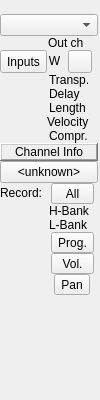
Before: the Qt Designer form muse2/muse/widgets/mtrackinfobase.ui in emrum/muse, drawn with Qt 5.
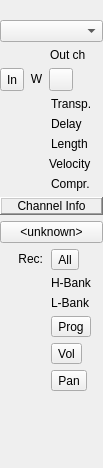
After: the same form once the commit is applied. Custom widgets are drawn as their Qt base class.

The edit to the form file:
```diff
--- a/muse2/muse/widgets/mtrackinfobase.ui
+++ b/muse2/muse/widgets/mtrackinfobase.ui
@@ -6,12 +6,12 @@
    <rect>
     <x>0</x>
     <y>0</y>
-    <width>100</width>
-    <height>400</height>
+    <width>103</width>
+    <height>468</height>
    </rect>
   </property>
   <property name="sizePolicy">
-   <sizepolicy hsizetype="Ignored" vsizetype="MinimumExpanding">
+   <sizepolicy hsizetype="Maximum" vsizetype="MinimumExpanding">
     <horstretch>0</horstretch>
     <verstretch>0</verstretch>
    </sizepolicy>
@@ -38,11 +38,14 @@
    <string/>
   </property>
   <layout class="QGridLayout">
+   <property name="sizeConstraint">
+    <enum>QLayout::SetDefaultConstraint</enum>
+   </property>
    <property name="margin">
     <number>0</number>
    </property>
    <property name="spacing">
-    <number>0</number>
+    <number>-1</number>
    </property>
    <item row="0" column="0" colspan="2">
     <widget class="QLabel" name="trackNameLabel">
@@ -95,7 +98,7 @@
    <item row="2" column="1">
     <widget class="QLabel" name="TextLabel2">
      <property name="sizePolicy">
-      <sizepolicy hsizetype="Maximum" vsizetype="Fixed">
+      <sizepolicy hsizetype="Minimum" vsizetype="Fixed">
        <horstretch>0</horstretch>
        <verstretch>0</verstretch>
       </sizepolicy>
@@ -115,11 +118,11 @@
     </widget>
    </item>
    <item row="3" column="0">
-    <layout class="QHBoxLayout">
+    <layout class="QHBoxLayout" stretch="0,0">
      <item>
       <widget class="QToolButton" name="iRButton">
        <property name="sizePolicy">
-        <sizepolicy hsizetype="Maximum" vsizetype="Minimum">
+        <sizepolicy hsizetype="Minimum" vsizetype="Minimum">
          <horstretch>0</horstretch>
          <verstretch>0</verstretch>
         </sizepolicy>
@@ -128,14 +131,10 @@
         <string>input routing</string>
        </property>
        <property name="text">
-        <string>Inputs</string>
+        <string>In</string>
        </property>
       </widget>
      </item>
-    </layout>
-   </item>
-   <item row="3" column="1">
-    <layout class="QHBoxLayout">
      <item>
       <widget class="QLabel" name="iChanDetectLabel">
        <property name="sizePolicy">
@@ -163,10 +162,14 @@
        </property>
       </widget>
      </item>
+    </layout>
+   </item>
+   <item row="3" column="1">
+    <layout class="QHBoxLayout">
      <item>
       <widget class="QToolButton" name="recEchoButton">
        <property name="sizePolicy">
-        <sizepolicy hsizetype="Maximum" vsizetype="Minimum">
+        <sizepolicy hsizetype="Minimum" vsizetype="Minimum">
          <horstretch>0</horstretch>
          <verstretch>0</verstretch>
         </sizepolicy>
@@ -188,11 +191,11 @@
         <enum>Qt::Horizontal</enum>
        </property>
        <property name="sizeType">
-        <enum>QSizePolicy::Maximum</enum>
+        <enum>QSizePolicy::Expanding</enum>
        </property>
        <property name="sizeHint" stdset="0">
         <size>
-         <width>4</width>
+         <width>2</width>
          <height>2</height>
         </size>
        </property>
@@ -225,7 +228,7 @@
    <item row="5" column="1">
     <widget class="QLabel" name="TextLabel9">
      <property name="sizePolicy">
-      <sizepolicy hsizetype="Maximum" vsizetype="Fixed">
+      <sizepolicy hsizetype="Minimum" vsizetype="Fixed">
        <horstretch>0</horstretch>
        <verstretch>0</verstretch>
       </sizepolicy>
@@ -263,7 +266,7 @@
    <item row="6" column="1">
     <widget class="QLabel" name="TextLabel10">
      <property name="sizePolicy">
-      <sizepolicy hsizetype="Maximum" vsizetype="Fixed">
+      <sizepolicy hsizetype="Minimum" vsizetype="Fixed">
        <horstretch>0</horstretch>
        <verstretch>0</verstretch>
       </sizepolicy>
@@ -304,7 +307,7 @@
    <item row="7" column="1">
     <widget class="QLabel" name="TextLabel11">
      <property name="sizePolicy">
-      <sizepolicy hsizetype="Maximum" vsizetype="Fixed">
+      <sizepolicy hsizetype="Minimum" vsizetype="Fixed">
        <horstretch>0</horstretch>
        <verstretch>0</verstretch>
       </sizepolicy>
@@ -342,7 +345,7 @@
    <item row="8" column="1">
     <widget class="QLabel" name="TextLabel12">
      <property name="sizePolicy">
-      <sizepolicy hsizetype="Maximum" vsizetype="Fixed">
+      <sizepolicy hsizetype="Minimum" vsizetype="Fixed">
        <horstretch>0</horstretch>
        <verstretch>0</verstretch>
       </sizepolicy>
@@ -386,7 +389,7 @@
    <item row="9" column="1">
     <widget class="QLabel" name="TextLabel13">
      <property name="sizePolicy">
-      <sizepolicy hsizetype="Maximum" vsizetype="Fixed">
+      <sizepolicy hsizetype="Minimum" vsizetype="Fixed">
        <horstretch>0</horstretch>
        <verstretch>0</verstretch>
       </sizepolicy>
@@ -452,13 +455,13 @@
    <item row="12" column="0">
     <widget class="QLabel" name="textLabel1">
      <property name="sizePolicy">
-      <sizepolicy hsizetype="Maximum" vsizetype="Fixed">
+      <sizepolicy hsizetype="Minimum" vsizetype="Fixed">
        <horstretch>0</horstretch>
        <verstretch>0</verstretch>
       </sizepolicy>
      </property>
      <property name="text">
-      <string>Record:</string>
+      <string>Rec:</string>
      </property>
      <property name="alignment">
       <set>Qt::AlignRight|Qt::AlignTrailing|Qt::AlignVCenter</set>
@@ -476,11 +479,11 @@
         <enum>Qt::Horizontal</enum>
        </property>
        <property name="sizeType">
-        <enum>QSizePolicy::Maximum</enum>
+        <enum>QSizePolicy::Minimum</enum>
        </property>
        <property name="sizeHint" stdset="0">
         <size>
-         <width>4</width>
+         <width>2</width>
          <height>2</height>
         </size>
        </property>
@@ -508,11 +511,11 @@
         <enum>Qt::Horizontal</enum>
        </property>
        <property name="sizeType">
-        <enum>QSizePolicy::Maximum</enum>
+        <enum>QSizePolicy::Expanding</enum>
        </property>
        <property name="sizeHint" stdset="0">
         <size>
-         <width>4</width>
+         <width>2</width>
          <height>2</height>
         </size>
        </property>
@@ -548,7 +551,7 @@
    <item row="13" column="1">
     <widget class="QLabel" name="TextLabel4">
      <property name="sizePolicy">
-      <sizepolicy hsizetype="Maximum" vsizetype="Fixed">
+      <sizepolicy hsizetype="Minimum" vsizetype="Fixed">
        <horstretch>0</horstretch>
        <verstretch>0</verstretch>
       </sizepolicy>
@@ -598,7 +601,7 @@
    <item row="14" column="1">
     <widget class="QLabel" name="TextLabel5">
      <property name="sizePolicy">
-      <sizepolicy hsizetype="Maximum" vsizetype="Fixed">
+      <sizepolicy hsizetype="Minimum" vsizetype="Fixed">
        <horstretch>0</horstretch>
        <verstretch>0</verstretch>
       </sizepolicy>
@@ -659,11 +662,11 @@
         <enum>Qt::Horizontal</enum>
        </property>
        <property name="sizeType">
-        <enum>QSizePolicy::Maximum</enum>
+        <enum>QSizePolicy::Minimum</enum>
        </property>
        <property name="sizeHint" stdset="0">
         <size>
-         <width>4</width>
+         <width>2</width>
          <height>2</height>
         </size>
        </property>
@@ -681,7 +684,7 @@
         <string>Add bank + prog settings to song</string>
        </property>
        <property name="text">
-        <string>Prog.</string>
+        <string>Prog</string>
        </property>
       </widget>
      </item>
@@ -691,11 +694,11 @@
         <enum>Qt::Horizontal</enum>
        </property>
        <property name="sizeType">
-        <enum>QSizePolicy::Maximum</enum>
+        <enum>QSizePolicy::Expanding</enum>
        </property>
        <property name="sizeHint" stdset="0">
         <size>
-         <width>4</width>
+         <width>2</width>
          <height>2</height>
         </size>
        </property>
@@ -742,11 +745,11 @@
         <enum>Qt::Horizontal</enum>
        </property>
        <property name="sizeType">
-        <enum>QSizePolicy::Maximum</enum>
+        <enum>QSizePolicy::Minimum</enum>
        </property>
        <property name="sizeHint" stdset="0">
         <size>
-         <width>4</width>
+         <width>2</width>
          <height>2</height>
         </size>
        </property>
@@ -764,7 +767,7 @@
         <string>Add vol setting to song</string>
        </property>
        <property name="text">
-        <string>Vol.</string>
+        <string>Vol</string>
        </property>
       </widget>
      </item>
@@ -774,11 +777,11 @@
         <enum>Qt::Horizontal</enum>
        </property>
        <property name="sizeType">
-        <enum>QSizePolicy::Maximum</enum>
+        <enum>QSizePolicy::Expanding</enum>
        </property>
        <property name="sizeHint" stdset="0">
         <size>
-         <width>4</width>
+         <width>2</width>
          <height>2</height>
         </size>
        </property>
@@ -828,11 +831,11 @@
         <enum>Qt::Horizontal</enum>
        </property>
        <property name="sizeType">
-        <enum>QSizePolicy::Maximum</enum>
+        <enum>QSizePolicy::Minimum</enum>
        </property>
        <property name="sizeHint" stdset="0">
         <size>
-         <width>4</width>
+         <width>2</width>
          <height>2</height>
         </size>
        </property>
@@ -841,7 +844,7 @@
      <item>
       <widget class="QToolButton" name="panRecButton">
        <property name="sizePolicy">
-        <sizepolicy hsizetype="Maximum" vsizetype="Minimum">
+        <sizepolicy hsizetype="Minimum" vsizetype="Minimum">
          <horstretch>0</horstretch>
          <verstretch>0</verstretch>
         </sizepolicy>
@@ -860,11 +863,11 @@
         <enum>Qt::Horizontal</enum>
        </property>
        <property name="sizeType">
-        <enum>QSizePolicy::Maximum</enum>
+        <enum>QSizePolicy::Expanding</enum>
        </property>
        <property name="sizeHint" stdset="0">
         <size>
-         <width>4</width>
+         <width>2</width>
          <height>2</height>
         </size>
        </property>
```
Left out of the diff: 18 changed lines with no effect on the pictures.
